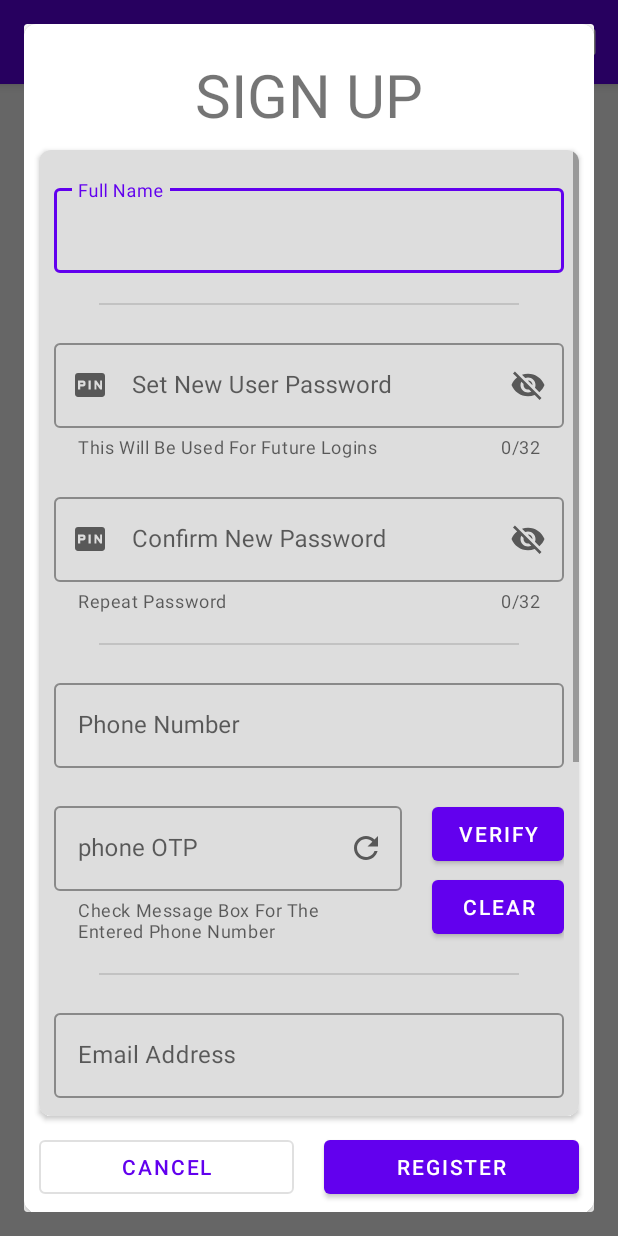
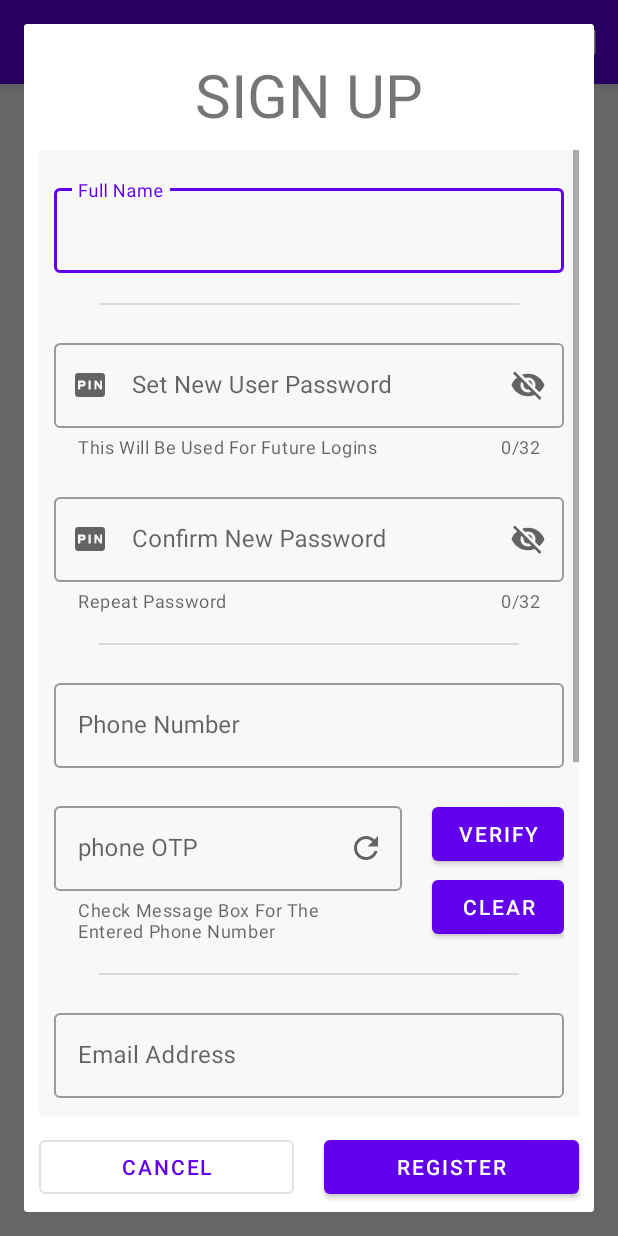
Before and after one commit to Vaishnav-Kanhirathingal/BlockChain-VS, an Android app: the screen it shows after launch (MainActivity), after a tap on "NEW USER?", on a phone screen of 412 x 824 dp. Run offline under Robolectric (Android 15) with nearby library versions, the phone set to English and light mode, and no system bars; our stand-ins replace Room's generated code, data binding; 1 other tap on this screen came first.

Commit message:
changes made to - sign up prompt (both layout and code) android tests createdgradle files changed

```diff
--- a/app/src/main/java/com/kenetic/blockchainvs/ui/MainScreenFragment.kt
+++ b/app/src/main/java/com/kenetic/blockchainvs/ui/MainScreenFragment.kt
@@ -47,27 +47,27 @@ class MainScreenFragment : Fragment() {
     override fun onViewCreated(view: View, savedInstanceState: Bundle?) {
         super.onViewCreated(view, savedInstanceState)
 
-        applyBinding()
+        applyMainLayoutBinding()
+        applyTopMenuBindings()
+        applySideMenuBinding()
     }
 
-    private fun applyBinding() {
+    private fun applyMainLayoutBinding() {
         accountDataStore = AccountDataStore(requireContext())
         partyAdapter = PartyListAdapter(viewModel)
         viewModel.getAllById().asLiveData().observe(viewLifecycleOwner) {
             partyAdapter.submitList(it)
         }
         binding.includedSubLayout.partyRecyclerView.adapter = partyAdapter
-        applyTopMenuBindings()
-        applySideMenuBinding()
     }
 
     private fun applyTopMenuBindings() {
         binding.apply {
             includedSubLayout.topAppBar.setOnMenuItemClickListener {
+                Log.d(TAG, "top menu button working")
                 when (it.itemId) {
                     R.id.account_settings -> {
                         // TODO: new prompt to show log out and remove prompt
-                        Log.d(TAG,"account settings now working from top menu")
                         loginPrompt()
                         true
                     }
@@ -76,12 +76,19 @@ class MainScreenFragment : Fragment() {
                     }
                 }
             }
+            includedSubLayout.topAppBar.setNavigationOnClickListener {
+                //working
+                Log.d(TAG, "setNavigationOnClickListener working")
+            }
         }
     }
 
     private fun applySideMenuBinding() {
-        // TODO: fix functioning
+        // TODO: fix functioning for both header and menu
+        //-------------------------------------------------------------------------------------tests
+        val headerMenu = binding.navigationViewMainScreen.getHeaderView(0)
         //------------------------------------------------------------------------------------header
+
         val headerBinding = SideMenuBinding.inflate(layoutInflater)
         headerBinding.apply {
             // TODO: set image
@@ -102,17 +109,16 @@ class MainScreenFragment : Fragment() {
             }
         }
         //-------------------------------------------------------------------------------bottom-menu
-        binding.apply {
-            navigationViewMainScreen.setNavigationItemSelectedListener {
+        binding.navigationViewMainScreen.setNavigationItemSelectedListener {
+            Log.d(TAG, "navigationViewMainScreen working")
             when (it.itemId) {
                 R.id.log_in -> {
-                        // TODO: login prompt
-                        Log.d(TAG,"log in working")
+                    Log.d(TAG, "log in working")
                     loginPrompt()
                     true
                 }
                 R.id.log_out -> {
-                        Log.d(TAG,"log out working")
+                    Log.d(TAG, "log out working")
                     CoroutineScope(Dispatchers.IO).launch {
                         accountDataStore.resetAccounts(requireContext())
                     }
@@ -120,7 +126,7 @@ class MainScreenFragment : Fragment() {
                 }
                 R.id.switch_account -> {
                     // TODO: remove present account and add new account
-                        Log.d(TAG,"switch account working")
+                    Log.d(TAG, "switch account working")
                     CoroutineScope(Dispatchers.IO).launch {
                         accountDataStore.resetAccounts(requireContext())
                         loginPrompt()
@@ -129,17 +135,16 @@ class MainScreenFragment : Fragment() {
                 }
                 R.id.about -> {
                     // TODO: navigate to about screen
-                        Log.d(TAG,"about working")
+                    Log.d(TAG, "about working")
                     true
                 }
                 R.id.exit -> {
                     // TODO: log out and close app
-                        Log.d(TAG,"exit working")
+                    Log.d(TAG, "exit working")
                     true
                 }
                 else -> {
                     throw IllegalArgumentException("side menu item not registered.")
-                    }
                 }
             }
         }
@@ -163,6 +168,7 @@ class MainScreenFragment : Fragment() {
                     "An Account Is Necessary To Access Voting Services",
                     Toast.LENGTH_SHORT
                 ).show()
+                dialogBox.dismiss()
                 // TODO: quit app
             }
             confirmLogin.setOnClickListener {
@@ -297,21 +303,21 @@ class MainScreenFragment : Fragment() {
                 userNameEditText.isErrorEnabled = !userNameOk
                 //--------------------------------------------------------------------password-match
                 val passwordsMatch =
-                    userConfirmPasswordEditText.editText!!.text == userSetPasswordEditText.editText!!.text
+                    userConfirmPasswordEditText.editText!!.text.toString() == userSetPasswordEditText.editText!!.text.toString()
                 userConfirmPasswordEditText.apply {
                     isErrorEnabled = passwordsMatch
                     error = "Passwords Do not Match"
                 }
                 //-----------------------------------------------------------password-length-correct
                 val passwordLengthCorrect =
-                    userSetPasswordEditText.editText!!.text.length in (9..25)
+                    userSetPasswordEditText.editText!!.text.toString().length in (9..25)
                 userSetPasswordEditText.apply {
                     isErrorEnabled = passwordLengthCorrect
                     error = "Password Length Should Be Between 8 to 24"
                 }
                 passwordOk = passwordsMatch && passwordLengthCorrect
                 //------------------------------------------------------------------------adhar-card
-                (adharCardNumber.editText!!.text.length == 12).let {
+                (adharCardNumber.editText!!.text.toString().length == 12).let {
                     adharCardNumber.apply {
                         error = "Enter Correct Adhar Number"
                         isErrorEnabled = !it
@@ -334,8 +340,20 @@ class MainScreenFragment : Fragment() {
                     val userEmailID = userEmailEditText.editText!!.text.toString()
                     val adharNumber = adharCardNumber.editText!!.text.toString()
                     val voterID = voterId.editText!!.text.toString()
+                    Log.d(
+                        TAG,
+                        "userName = $userName" +
+                                "userPassword = $userPassword" +
+                                "userPhoneNumber = $userPhoneNumber" +
+                                "userEmailID = $userEmailID" +
+                                "adharNumber = $adharNumber" +
+                                "voterID = $voterID"
+                    )
                     // TODO: create a json string, send it and wait for registration if it fails, send a toast to try again. else, proceed
                 }
+            }
+            cancelLogin.setOnClickListener {
+                dialogBox.dismiss()
             }
         }
         dialogBox.apply {
--- a/app/src/main/res/layout/prompt_login.xml
+++ b/app/src/main/res/layout/prompt_login.xml
@@ -5,7 +5,6 @@
     android:layout_width="match_parent"
     android:layout_height="wrap_content"
     app:cardBackgroundColor="#eeeeee"
-    app:cardCornerRadius="@dimen/card_corner_radius"
     app:layout_constraintBottom_toBottomOf="parent"
     app:layout_constraintLeft_toLeftOf="parent"
     app:layout_constraintRight_toRightOf="parent"
--- a/app/src/main/res/layout/prompt_sign_up.xml
+++ b/app/src/main/res/layout/prompt_sign_up.xml
@@ -5,8 +5,6 @@
     android:layout_width="match_parent"
     android:layout_height="match_parent"
     android:orientation="vertical"
-    app:cardCornerRadius="@dimen/card_corner_radius"
-    tools:backgroundTint="#eeeeee"
     tools:layout_marginHorizontal="20dp"
     tools:layout_marginVertical="20dp">
 
@@ -26,23 +24,17 @@
             app:layout_constraintRight_toRightOf="parent"
             app:layout_constraintTop_toTopOf="parent" />
 
-        <androidx.cardview.widget.CardView
+
+        <ScrollView
             android:id="@+id/scrollable_card_view"
             android:layout_width="match_parent"
             android:layout_height="0dp"
             android:layout_marginHorizontal="@dimen/sub_layout_layout_margin"
             android:layout_marginVertical="@dimen/sub_layout_layout_margin"
-            app:cardCornerRadius="@dimen/card_corner_radius"
+            android:background="#f8f8f8"
             app:layout_constraintBottom_toTopOf="@id/cancel_login"
             app:layout_constraintLeft_toLeftOf="parent"
             app:layout_constraintRight_toRightOf="parent"
-            app:layout_constraintTop_toBottomOf="@id/sign_up_label">
-
-            <ScrollView
-                android:layout_width="match_parent"
-                android:layout_height="match_parent"
-                android:background="#dddddd"
-                app:layout_constraintBottom_toTopOf="@id/cancel_login"
             app:layout_constraintTop_toBottomOf="@id/sign_up_label">
 
             <LinearLayout
@@ -60,6 +52,7 @@
                     android:hint="@string/full_name">
 
                     <com.google.android.material.textfield.TextInputEditText
+                        android:id="@+id/user_name_edit_text_text_field"
                         android:layout_width="match_parent"
                         android:layout_height="wrap_content" />
 
@@ -86,6 +79,7 @@
                     app:startIconDrawable="@drawable/pin_24">
 
                     <com.google.android.material.textfield.TextInputEditText
+                        android:id="@+id/user_set_password_edit_text_text_field"
                         android:layout_width="match_parent"
                         android:layout_height="wrap_content"
                         android:digits="0123456789+"
@@ -107,6 +101,7 @@
                     app:startIconDrawable="@drawable/pin_24">
 
                     <com.google.android.material.textfield.TextInputEditText
+                        android:id="@+id/user_confirm_password_edit_text_text_field"
                         android:layout_width="match_parent"
                         android:layout_height="wrap_content"
                         android:digits="0123456789+"
@@ -130,6 +125,7 @@
                     android:hint="@string/phone_number">
 
                     <com.google.android.material.textfield.TextInputEditText
+                        android:id="@+id/user_phone_number_edit_text_text_field"
                         android:layout_width="match_parent"
                         android:layout_height="wrap_content"
                         android:digits="0123456789+"
@@ -157,6 +153,7 @@
                         app:layout_constraintTop_toTopOf="parent">
 
                         <com.google.android.material.textfield.TextInputEditText
+                            android:id="@+id/user_phone_otp_edit_text_text_field"
                             android:layout_width="match_parent"
                             android:layout_height="wrap_content"
                             android:digits="0123456789"
@@ -199,6 +196,7 @@
                     android:hint="@string/email_address">
 
                     <com.google.android.material.textfield.TextInputEditText
+                        android:id="@+id/user_email_edit_text_text_field"
                         android:layout_width="match_parent"
                         android:layout_height="wrap_content"
                         android:inputType="textEmailAddress" />
@@ -227,7 +225,10 @@
 
                         <com.google.android.material.textfield.TextInputEditText
                             android:layout_width="match_parent"
-                                android:layout_height="wrap_content" />
+                            android:id="@+id/user_email_otp_edit_text_text_field"
+                            android:layout_height="wrap_content"
+                            android:digits="0123456789"
+                            android:inputType="number" />
 
                     </com.google.android.material.textfield.TextInputLayout>
 
@@ -274,6 +275,7 @@
 
                     <com.google.android.material.textfield.TextInputEditText
                         android:layout_width="match_parent"
+                        android:id="@+id/adhar_card_number_text_field"
                         android:layout_height="wrap_content" />
 
                 </com.google.android.material.textfield.TextInputLayout>
@@ -294,6 +296,7 @@
 
                     <com.google.android.material.textfield.TextInputEditText
                         android:layout_width="match_parent"
+                        android:id="@+id/voter_id_text_field"
                         android:layout_height="wrap_content" />
 
                 </com.google.android.material.textfield.TextInputLayout>
@@ -306,7 +309,6 @@
                     app:dividerThickness="1dp" />
             </LinearLayout>
         </ScrollView>
-        </androidx.cardview.widget.CardView>
 
         <Button
             android:id="@+id/cancel_login"
```
Also changed, not shown: app/build.gradle (+4 -3 lines), 1 other file. Lines whose indentation alone changed are shown as unchanged.
